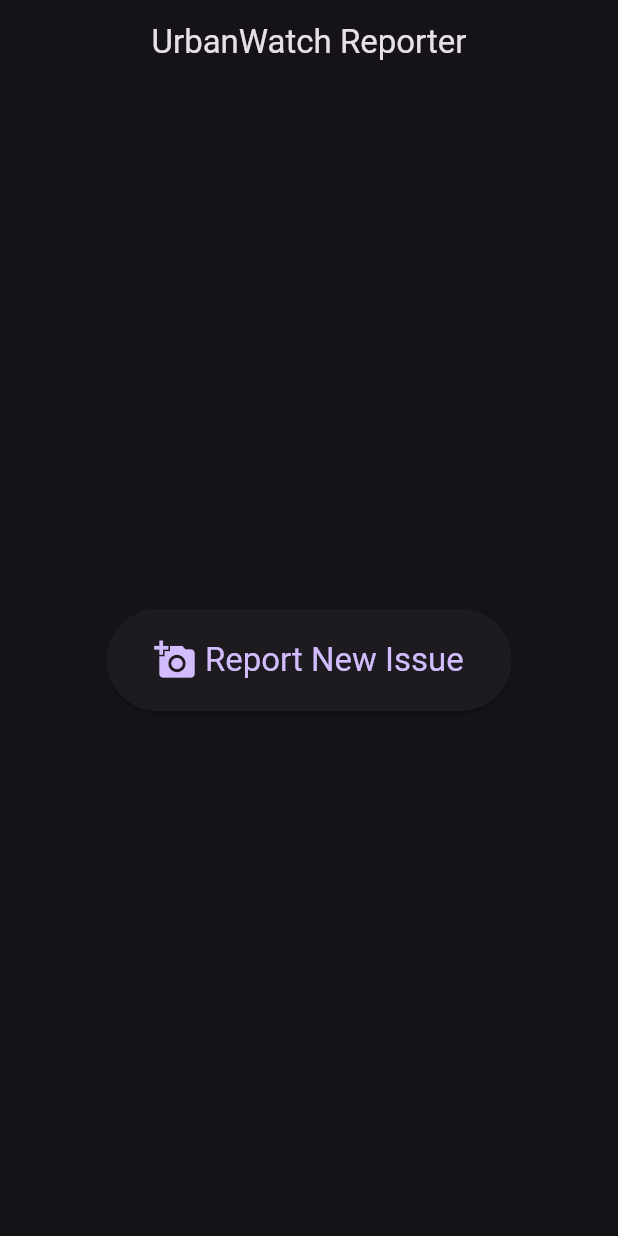
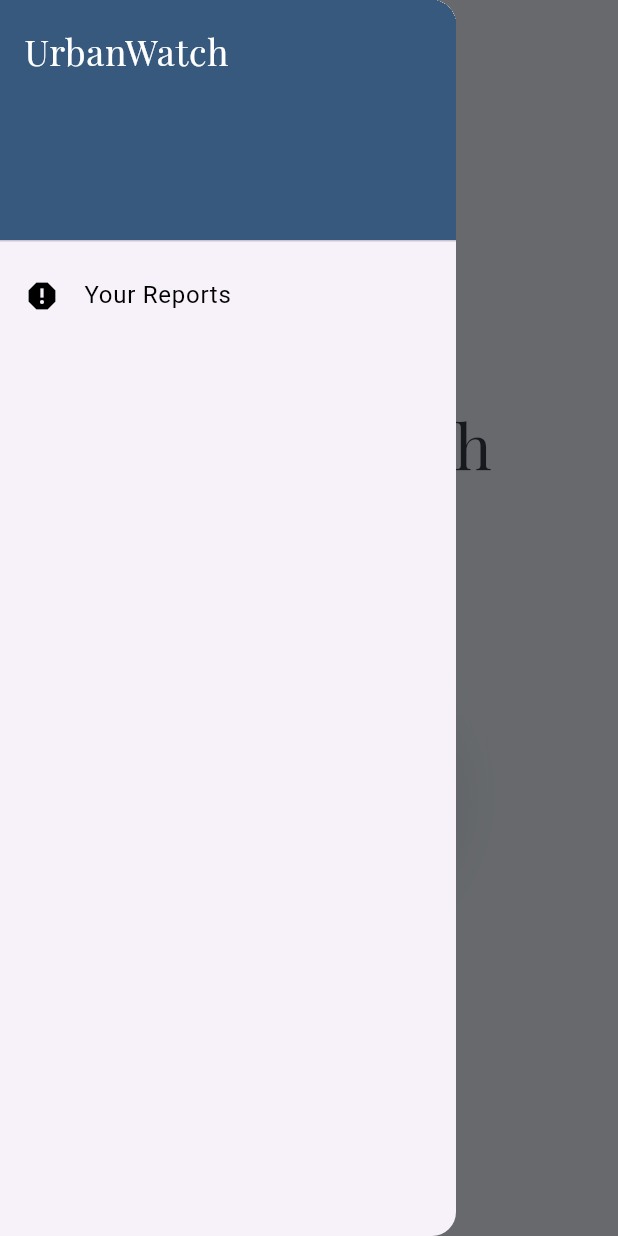
Before and after one commit to Urban-Watch/urbanwatch_mobile, a Flutter app: the screen it shows after launch, with the side drawer open (before the commit the screen has no drawer), on a phone screen of 412 x 824 dp. Run offline on Flutter 3.47's test engine with Material 3 defaults, Android fonts, the phone set to English and light mode, and no system bars; our stand-ins replace flutter_dotenv, geolocator, google_fonts, image_picker, supabase_flutter; accounts and stored records are empty.

Commit message:
ui revamped

```diff
--- a/lib/main.dart
+++ b/lib/main.dart
@@ -1,9 +1,11 @@
 import 'dart:io';
 import 'package:flutter/material.dart';
 import 'package:flutter_dotenv/flutter_dotenv.dart';
+import 'package:google_fonts/google_fonts.dart';
 import 'package:image_picker/image_picker.dart';
 import 'package:supabase_flutter/supabase_flutter.dart';
 import 'package:urbanwatch_mobile/screens/isssue_detail_screen.dart';
+import 'package:urbanwatch_mobile/widgets/app_drawer.dart'; // 1. Import the AppDrawer
 
 Future<void> main() async {
   WidgetsFlutterBinding.ensureInitialized();
@@ -24,14 +26,13 @@ class UrbanWatchApp extends StatelessWidget {
   Widget build(BuildContext context) {
     return MaterialApp(
       title: 'UrbanWatch',
+      debugShowCheckedModeBanner: false,
       theme: ThemeData(
-        primarySwatch: Colors.blue,
+        // Using Playfair Display as the default font family
+        fontFamily: GoogleFonts.playfairDisplay().fontFamily,
+        scaffoldBackgroundColor: const Color(0xFFE0E5EC), // Neumorphic background
         visualDensity: VisualDensity.adaptivePlatformDensity,
         useMaterial3: true,
-        colorScheme: ColorScheme.fromSeed(
-          seedColor: Colors.deepPurple,
-          brightness: Brightness.dark,
-        ),
       ),
       home: const ReportLauncherScreen(),
     );
@@ -41,29 +42,29 @@ class UrbanWatchApp extends StatelessWidget {
 class ReportLauncherScreen extends StatelessWidget {
   const ReportLauncherScreen({super.key});
 
+  /// Shows a modal bottom sheet for picking an image from the gallery or camera.
   void _showPicker(BuildContext context) {
     showModalBottomSheet(
       context: context,
+      backgroundColor: const Color(0xFFF1F5F9),
       builder: (BuildContext bc) {
         return SafeArea(
           child: Wrap(
             children: <Widget>[
               ListTile(
-                leading: const Icon(Icons.photo_library),
+                leading: const Icon(Icons.photo_library, color: Color(0xFF333742)),
                 title: const Text('Photo Library'),
-                // --- THIS IS THE FIX ---
                 onTap: () async {
-                  Navigator.of(context).pop(); // 1. Close the sheet first
-                  await _pickImage(context, ImageSource.gallery); // 2. Then await the result
+                  Navigator.of(context).pop();
+                  await _pickImage(context, ImageSource.gallery);
                 },
               ),
               ListTile(
-                leading: const Icon(Icons.photo_camera),
+                leading: const Icon(Icons.photo_camera, color: Color(0xFF333742)),
                 title: const Text('Camera'),
-                // --- THIS IS THE FIX ---
                 onTap: () async {
-                  Navigator.of(context).pop(); // 1. Close the sheet first
-                  await _pickImage(context, ImageSource.camera); // 2. Then await the result
+                  Navigator.of(context).pop();
+                  await _pickImage(context, ImageSource.camera);
                 },
               ),
             ],
@@ -101,23 +102,79 @@ class ReportLauncherScreen extends StatelessWidget {
 
   @override
   Widget build(BuildContext context) {
+    const Color textColor = Color(0xFF333742); // A soft black for text
+
     return Scaffold(
+      // The AppBar is replaced with a simple icon button for a cleaner look
       appBar: AppBar(
-        title: const Text('UrbanWatch Reporter'),
-        centerTitle: true,
+        backgroundColor: Colors.transparent,
+        elevation: 0,
+        leading: Builder(
+          builder: (context) => IconButton(
+            icon: const Icon(Icons.menu, color: textColor, size: 30),
+            onPressed: () => Scaffold.of(context).openDrawer(),
+          ),
+        ),
       ),
+      // --- THIS IS THE FIX ---
+      // 2. Add the AppDrawer to the Scaffold
+      drawer: const AppDrawer(),
       body: Center(
-        child: Padding(
-          padding: const EdgeInsets.all(16.0),
-          child: ElevatedButton.icon(
-            icon: const Icon(Icons.add_a_photo, size: 28),
-            label: const Text('Report New Issue'),
-            onPressed: () => _showPicker(context),
-            style: ElevatedButton.styleFrom(
-              padding: const EdgeInsets.symmetric(vertical: 20, horizontal: 32),
-              textStyle: const TextStyle(fontSize: 22),
+        child: Column(
+          mainAxisAlignment: MainAxisAlignment.center,
+          children: <Widget>[
+            // Main Title
+            Text(
+              'Urban Watch',
+              style: GoogleFonts.playfairDisplay(
+                fontSize: 42,
+                fontWeight: FontWeight.normal,
+                color: textColor,
+              ),
             ),
-          ),
+            const SizedBox(height: 2),
+            // Subtitle
+            Text(
+              'Your City, Your voice',
+              style: GoogleFonts.playfairDisplay(
+                fontSize: 18,
+                fontWeight: FontWeight.normal,
+                color: Color(0xFF68839E), // Replaced withOpacity(0.8)
+              ),
+            ),
+            const SizedBox(height: 80),
+            // Neumorphic Camera Button
+            GestureDetector(
+              onTap: () => _showPicker(context),
+              child: Container(
+                width: 180,
+                height: 180,
+                decoration: BoxDecoration(
+                  color: Color(0xFFE0E5EC),
+                  shape: BoxShape.circle,
+                  boxShadow: [
+                    // Darker shadow on the bottom right
+                    BoxShadow(
+                      color: Color(0xFF68839E).withAlpha(90), // Replaced withOpacity(0.15)
+                      offset: const Offset(6, 6),
+                      blurRadius: 24,
+                    ),
+                    // Lighter shadow on the top left for the highlight effect
+                    BoxShadow(
+                      color: Colors.white.withAlpha(230), // Replaced withOpacity(0.9)
+                      offset: const Offset(-6, -6),
+                      blurRadius: 32,
+                    ),
+                  ],
+                ),
+                child: const Icon(
+                  Icons.photo_camera_outlined,
+                  size: 60,
+                  color: Color(0xFF68839E),
+                ),
+              ),
+            ),
+          ],
         ),
       ),
     );
--- /dev/null
+++ b/lib/widgets/app_drawer.dart
@@ -0,0 +1,51 @@
+import 'package:flutter/material.dart';
+import 'package:google_fonts/google_fonts.dart';
+
+class AppDrawer extends StatelessWidget {
+  const AppDrawer({super.key});
+
+  @override
+  Widget build(BuildContext context) {
+    const Color textColor = Color.fromARGB(255, 0, 0, 0);
+
+    return Drawer(
+      child: ListView(
+        // Important: Remove any padding from the ListView.
+        padding: EdgeInsets.zero,
+        children: [
+          DrawerHeader(
+            decoration: const BoxDecoration(
+              color: Color(0xFF36597D),
+            ),
+            child: Text(
+              'UrbanWatch',
+              style: GoogleFonts.playfairDisplay(
+                color: Colors.white,
+                fontSize: 24,
+              ),
+            ),
+          ),
+          ListTile(
+            leading: const Icon(
+              Icons.report,
+              color: textColor,
+            ),
+            title: Text(
+              'Your Reports',
+              style: GoogleFonts.roboto(
+                color: textColor,
+                fontSize: 16,
+              ),
+            ),
+            onTap: () {
+              // TODO: Navigate to the "Your Reports" screen
+              // For now, just close the drawer
+              Navigator.pop(context);
+            },
+          ),
+          // Add other drawer items here
+        ],
+      ),
+    );
+  }
+}
--- a/pubspec.yaml
+++ b/pubspec.yaml
@@ -43,6 +43,7 @@ dependencies:
   path: ^1.8.2 # For manipulating file paths
   flutter_dotenv: ^5.2.1
   supabase_flutter: ^2.9.1
+  google_fonts: ^6.2.1
 
 dev_dependencies:
   flutter_test:
```
Also changed, not shown: lib/screens/confirmation_screen.dart (added, +145 -0 lines), lib/screens/isssue_detail_screen.dart (+180 -84 lines), pubspec.lock.
